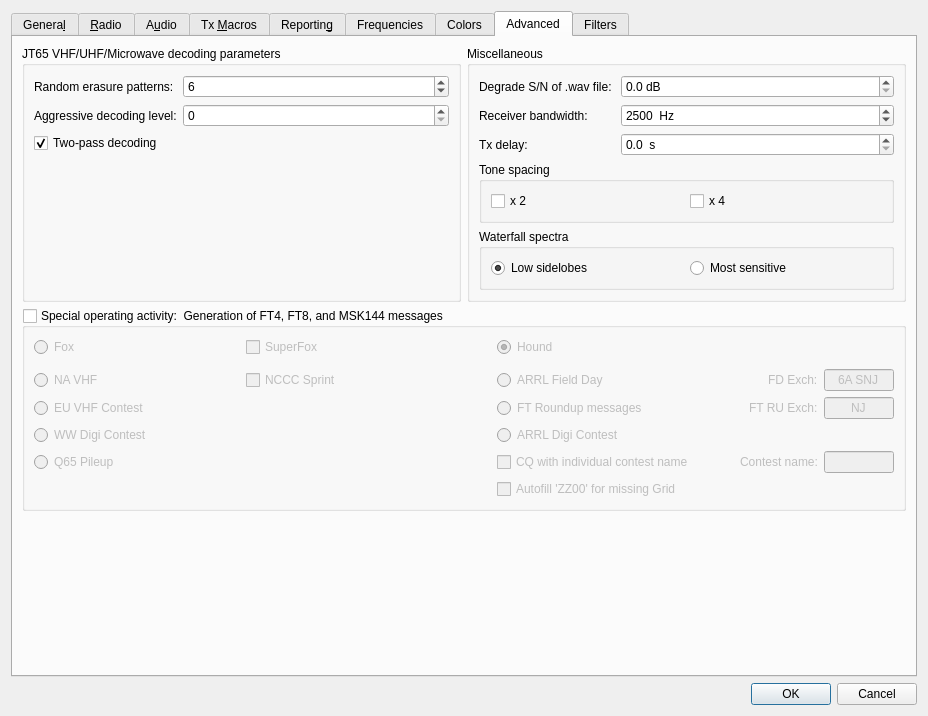
Qt form Configuration_ohneAlerts.ui (uaro-radio/wsjtx) before a commit.
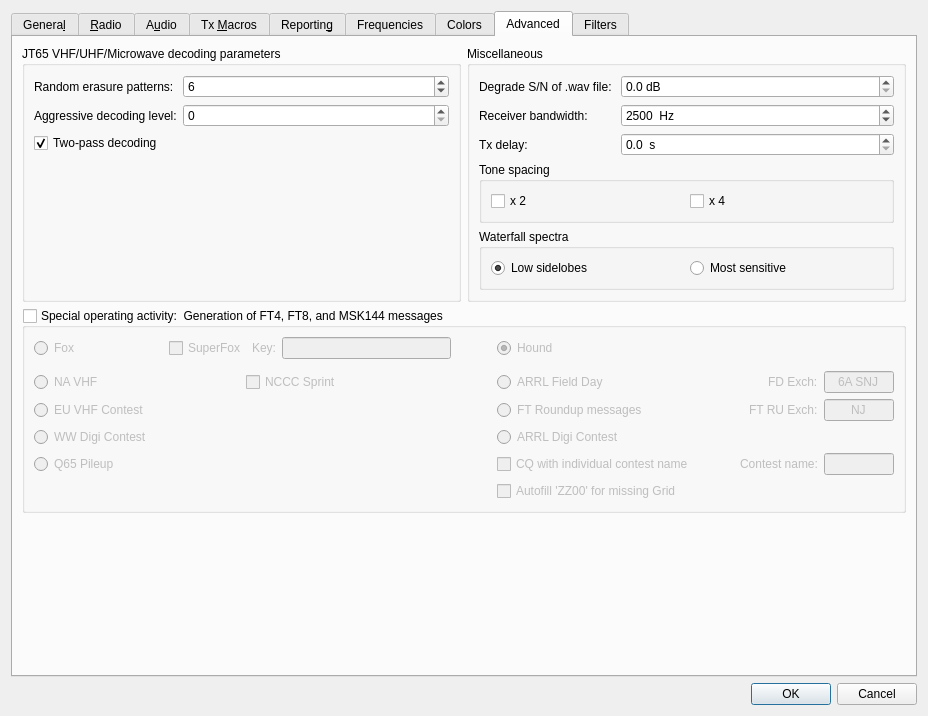
The same form after that commit. The open tabs and pages were chosen to show the change. Custom widgets are drawn as their Qt base class.

Commit message: Improved GUI layout for the SuperFox settings.

Patch:
```diff
--- a/Configuration_ohneAlerts.ui
+++ b/Configuration_ohneAlerts.ui
@@ -3474,7 +3474,7 @@
            </widget>
           </item>
           <item row="0" column="0" colspan="2">
-           <layout class="QHBoxLayout" name="foxLayout_23">
+           <layout class="QHBoxLayout" name="foxLayout_23" stretch="0,1,0,0,2">
             <item>
              <widget class="QRadioButton" name="rbFox">
               <property name="toolTip">
@@ -3494,6 +3494,19 @@
               </attribute>
              </widget>
             </item>
+            <item>
+             <spacer name="horizontalSpacer_15">
+              <property name="orientation">
+               <enum>Qt::Horizontal</enum>
+              </property>
+              <property name="sizeHint" stdset="0">
+               <size>
+                <width>5</width>
+                <height>20</height>
+               </size>
+              </property>
+             </spacer>
+            </item>
             <item>
              <widget class="QCheckBox" name="cbSuperFox">
               <property name="text">
@@ -3501,6 +3514,23 @@
               </property>
              </widget>
             </item>
+            <item>
+             <widget class="QLabel" name="sfkey_label">
+              <property name="text">
+               <string>Key:</string>
+              </property>
+             </widget>
+            </item>
+            <item>
+             <widget class="QLineEdit" name="FoxKey">
+              <property name="minimumSize">
+               <size>
+                <width>50</width>
+                <height>0</height>
+               </size>
+              </property>
+             </widget>
+            </item>
            </layout>
           </item>
          </layout>
```
Left out of the diff: 384 changed lines with no effect on the pictures. The commit also changes 2 other files.
